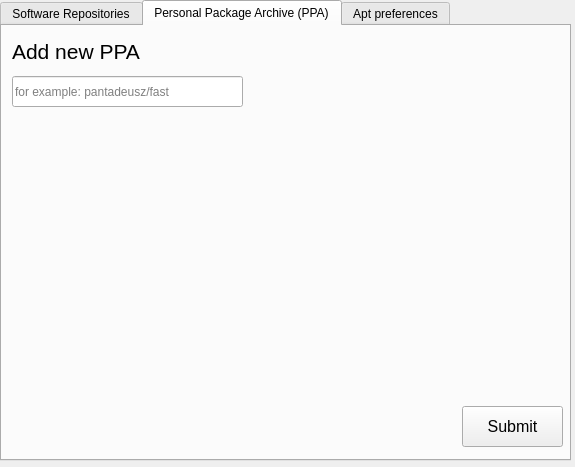
Above: Mast/apt_preferences.ui from jakubiszon26/Mast before the change. Below: the same form after it.
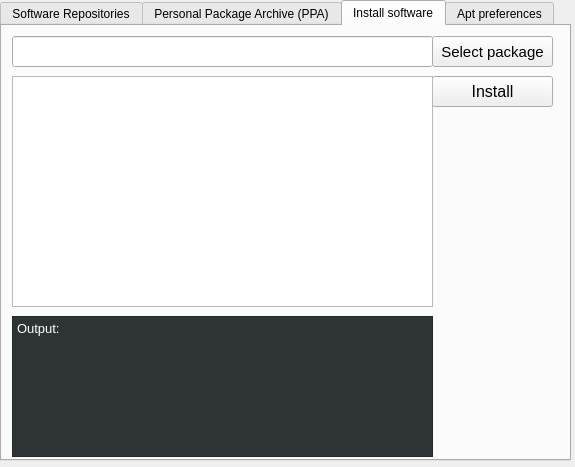
That is the form after the change.

Commit message: tool for installing deb packages

Patch:
```diff
--- a/Mast/apt_preferences.ui
+++ b/Mast/apt_preferences.ui
@@ -26,7 +26,7 @@
     <string>&lt;html&gt;&lt;head/&gt;&lt;body&gt;&lt;p&gt;k&lt;/p&gt;&lt;/body&gt;&lt;/html&gt;</string>
    </property>
    <property name="currentIndex">
-    <number>1</number>
+    <number>2</number>
    </property>
    <widget class="QWidget" name="tab">
     <attribute name="title">
@@ -120,6 +120,88 @@
      </property>
     </widget>
    </widget>
+   <widget class="QWidget" name="tab_4">
+    <attribute name="title">
+     <string>Install software</string>
+    </attribute>
+    <widget class="QLineEdit" name="deb_path_edit">
+     <property name="geometry">
+      <rect>
+       <x>10</x>
+       <y>10</y>
+       <width>421</width>
+       <height>31</height>
+      </rect>
+     </property>
+    </widget>
+    <widget class="QPushButton" name="select_deb_button">
+     <property name="geometry">
+      <rect>
+       <x>430</x>
+       <y>10</y>
+       <width>121</width>
+       <height>31</height>
+      </rect>
+     </property>
+     <property name="font">
+      <font>
+       <pointsize>11</pointsize>
+      </font>
+     </property>
+     <property name="text">
+      <string>Select package</string>
+     </property>
+    </widget>
+    <widget class="QPushButton" name="install_button">
+     <property name="geometry">
+      <rect>
+       <x>430</x>
+       <y>50</y>
+       <width>121</width>
+       <height>31</height>
+      </rect>
+     </property>
+     <property name="font">
+      <font>
+       <pointsize>12</pointsize>
+      </font>
+     </property>
+     <property name="text">
+      <string>Install</string>
+     </property>
+    </widget>
+    <widget class="QPlainTextEdit" name="package_info_text">
+     <property name="geometry">
+      <rect>
+       <x>10</x>
+       <y>50</y>
+       <width>421</width>
+       <height>231</height>
+      </rect>
+     </property>
+    </widget>
+    <widget class="QTextBrowser" name="output_textBrowser">
+     <property name="geometry">
+      <rect>
+       <x>10</x>
+       <y>290</y>
+       <width>421</width>
+       <height>141</height>
+      </rect>
+     </property>
+     <property name="styleSheet">
+      <string notr="true">color: white;
+background-color: rgb(46, 52, 54);</string>
+     </property>
+     <property name="html">
+      <string>&lt;!DOCTYPE HTML PUBLIC &quot;-//W3C//DTD HTML 4.0//EN&quot; &quot;http://www.w3.org/TR/REC-html40/strict.dtd&quot;&gt;
+&lt;html&gt;&lt;head&gt;&lt;meta name=&quot;qrichtext&quot; content=&quot;1&quot; /&gt;&lt;style type=&quot;text/css&quot;&gt;
+p, li { white-space: pre-wrap; }
+&lt;/style&gt;&lt;/head&gt;&lt;body style=&quot; font-family:'Ubuntu'; font-size:10pt; font-weight:400; font-style:normal;&quot;&gt;
+&lt;p style=&quot; margin-top:0px; margin-bottom:0px; margin-left:0px; margin-right:0px; -qt-block-indent:0; text-indent:0px;&quot;&gt;Output: &lt;/p&gt;&lt;/body&gt;&lt;/html&gt;</string>
+     </property>
+    </widget>
+   </widget>
    <widget class="QWidget" name="tab_2">
     <attribute name="title">
      <string>Apt preferences</string>
```
The commit also changes 4 other files.
